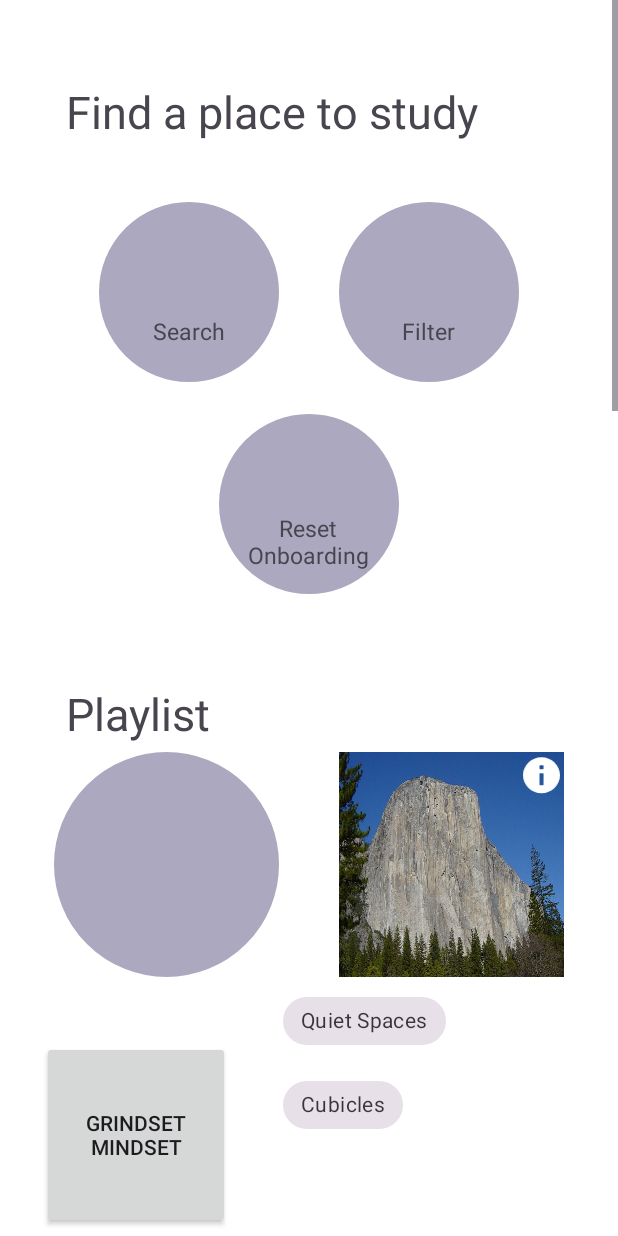
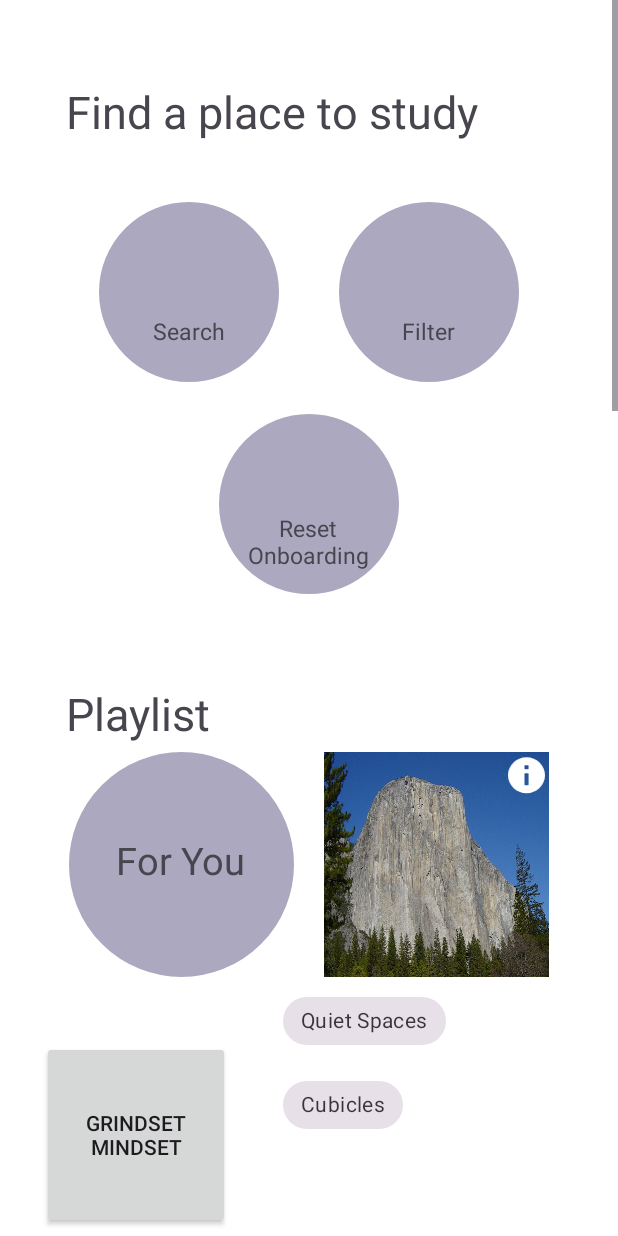
Before and after one commit to psavla2/StudyBuddy, an Android app: the HomePage screen opened directly, with no data from a screen before it, on a phone screen of 412 x 824 dp. Run offline under Robolectric (Android 15) with nearby library versions, the phone set to English and light mode, and no system bars; plain views replace EasyFlipView.

Commit message:
Update activity_home_page2.xml

```diff
--- a/app/src/main/res/layout/activity_home_page2.xml
+++ b/app/src/main/res/layout/activity_home_page2.xml
@@ -164,12 +164,30 @@
                         android:paddingBottom="5dp">
 
 
-                        <ImageView
-                            android:id="@+id/for_you_button"
-                            android:layout_width="150dp"
-                            android:layout_height="150dp"
-                            android:layout_marginRight="40dp"
-                            android:src="@drawable/circle" />
+                        <LinearLayout
+                            android:layout_width="wrap_content"
+                            android:layout_height="wrap_content"
+                            android:orientation="vertical"
+                            android:gravity="center"
+                            >
+
+                            <ImageView
+                                android:id="@+id/for_you_button"
+                                android:layout_width="150dp"
+                                android:layout_height="150dp"
+                                android:src="@drawable/circle" />
+                            <TextView
+                                android:layout_width="wrap_content"
+                                android:layout_height="wrap_content"
+                                android:layout_marginTop="-95dp"
+                                android:text="For You"
+                                android:textSize="25dp"></TextView>
+
+                        </LinearLayout>
+
+                        <Space android:layout_width="20dp" android:layout_height="wrap_content">
+
+                        </Space>
 
                         <RelativeLayout
                             android:layout_width="150dp"
```
